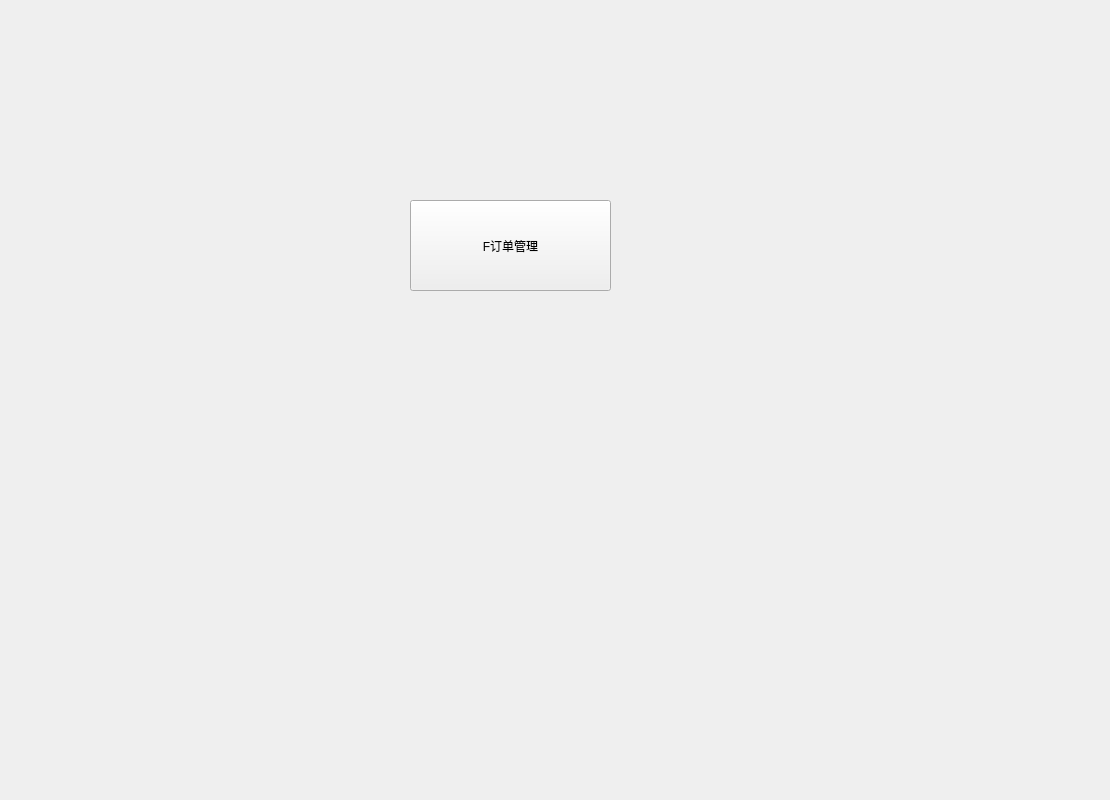
Old version of the form 2_qt/SneakerTraClient/subfans/fanstranscform.ui in the repository IvanNotOnlyFAt/Sneaker.
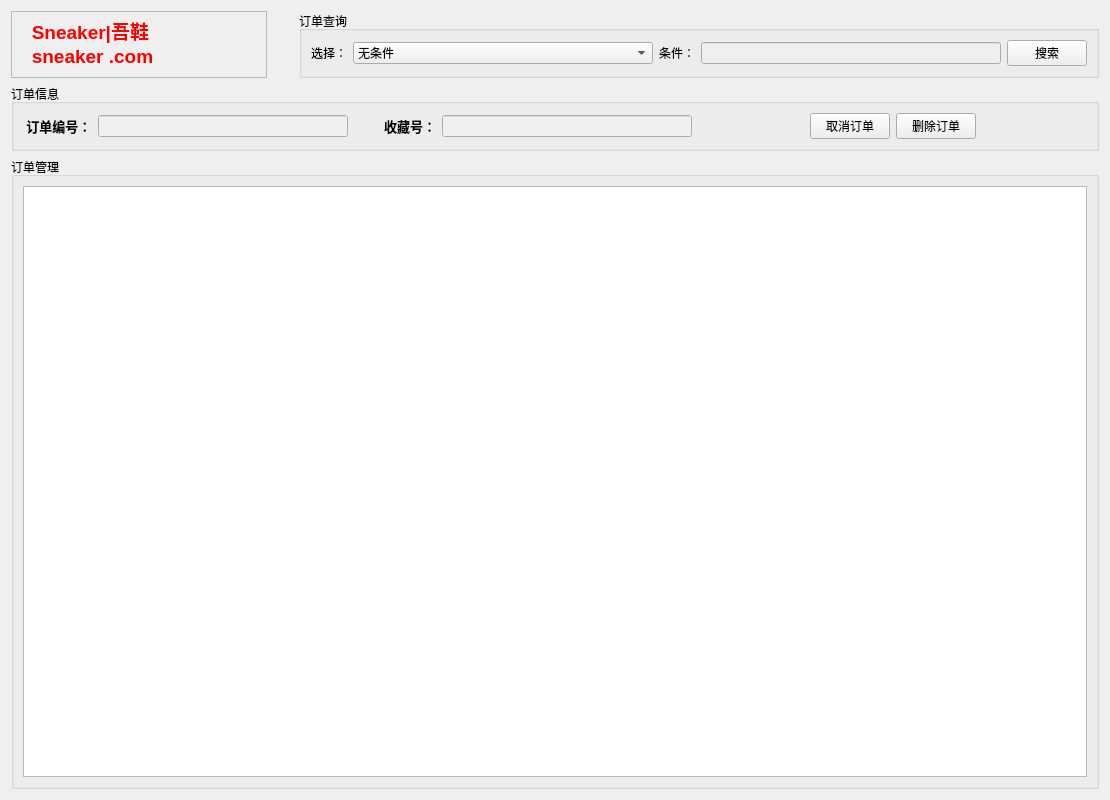
New version of the form.

What changed in the file:
```diff
--- a/2_qt/SneakerTraClient/subfans/fanstranscform.ui
+++ b/2_qt/SneakerTraClient/subfans/fanstranscform.ui
@@ -13,19 +13,307 @@
   <property name="windowTitle">
    <string>Form</string>
   </property>
-  <widget class="QPushButton" name="pushButton">
-   <property name="geometry">
-    <rect>
-     <x>410</x>
-     <y>200</y>
-     <width>201</width>
-     <height>91</height>
-    </rect>
-   </property>
-   <property name="text">
-    <string>F订单管理</string>
-   </property>
-  </widget>
+  <layout class="QGridLayout" name="gridLayout_5">
+   <item row="0" column="0">
+    <layout class="QGridLayout" name="gridLayout_4">
+     <item row="0" column="0">
+      <widget class="QTextBrowser" name="textBrowser">
+       <property name="enabled">
+        <bool>false</bool>
+       </property>
+       <property name="sizePolicy">
+        <sizepolicy hsizetype="Minimum" vsizetype="Ignored">
+         <horstretch>0</horstretch>
+         <verstretch>69</verstretch>
+        </sizepolicy>
+       </property>
+       <property name="html">
+        <string>&lt;!DOCTYPE HTML PUBLIC &quot;-//W3C//DTD HTML 4.0//EN&quot; &quot;http://www.w3.org/TR/REC-html40/strict.dtd&quot;&gt;
+&lt;html&gt;&lt;head&gt;&lt;meta name=&quot;qrichtext&quot; content=&quot;1&quot; /&gt;&lt;style type=&quot;text/css&quot;&gt;
+p, li { white-space: pre-wrap; }
+&lt;/style&gt;&lt;/head&gt;&lt;body style=&quot; font-family:'SimSun'; font-size:9pt; font-weight:400; font-style:normal;&quot;&gt;
+&lt;p style=&quot; margin-top:0px; margin-bottom:0px; margin-left:0px; margin-right:0px; -qt-block-indent:0; text-indent:0px;&quot;&gt;&lt;span style=&quot; font-size:14pt; font-weight:600; color:#ff0000;&quot;&gt;   Sneaker|吾鞋&lt;/span&gt;&lt;/p&gt;
+&lt;p style=&quot; margin-top:0px; margin-bottom:0px; margin-left:0px; margin-right:0px; -qt-block-indent:0; text-indent:0px;&quot;&gt;&lt;span style=&quot; font-size:14pt; font-weight:600; color:#ff0000;&quot;&gt;   sneaker .com&lt;/span&gt;&lt;/p&gt;&lt;/body&gt;&lt;/html&gt;</string>
+       </property>
+      </widget>
+     </item>
+     <item row="0" column="1">
+      <spacer name="verticalSpacer">
+       <property name="orientation">
+        <enum>Qt::Vertical</enum>
+       </property>
+       <property name="sizeType">
+        <enum>QSizePolicy::Minimum</enum>
+       </property>
+       <property name="sizeHint" stdset="0">
+        <size>
+         <width>20</width>
+         <height>10</height>
+        </size>
+       </property>
+      </spacer>
+     </item>
+     <item row="0" column="2">
+      <widget class="QGroupBox" name="groupBox">
+       <property name="enabled">
+        <bool>true</bool>
+       </property>
+       <property name="sizePolicy">
+        <sizepolicy hsizetype="Ignored" vsizetype="Maximum">
+         <horstretch>0</horstretch>
+         <verstretch>0</verstretch>
+        </sizepolicy>
+       </property>
+       <property name="title">
+        <string>订单查询</string>
+       </property>
+       <layout class="QGridLayout" name="gridLayout_3">
+        <item row="0" column="0">
+         <layout class="QHBoxLayout" name="horizontalLayout_2">
+          <item>
+           <widget class="QLabel" name="label">
+            <property name="contextMenuPolicy">
+             <enum>Qt::NoContextMenu</enum>
+            </property>
+            <property name="text">
+             <string>选择：</string>
+            </property>
+           </widget>
+          </item>
+          <item>
+           <widget class="QComboBox" name="cb_condition">
+            <property name="enabled">
+             <bool>true</bool>
+            </property>
+            <property name="sizePolicy">
+             <sizepolicy hsizetype="Expanding" vsizetype="Fixed">
+              <horstretch>0</horstretch>
+              <verstretch>0</verstretch>
+             </sizepolicy>
+            </property>
+            <item>
+             <property name="text">
+              <string>无条件</string>
+             </property>
+            </item>
+            <item>
+             <property name="text">
+              <string>订单号</string>
+             </property>
+            </item>
+           </widget>
+          </item>
+          <item>
+           <widget class="QLabel" name="label_6">
+            <property name="text">
+             <string>条件：</string>
+            </property>
+           </widget>
+          </item>
+          <item>
+           <widget class="QLineEdit" name="le_condition">
+            <property name="enabled">
+             <bool>false</bool>
+            </property>
+            <property name="clearButtonEnabled">
+             <bool>true</bool>
+            </property>
+           </widget>
+          </item>
+          <item>
+           <widget class="QPushButton" name="pb_search">
+            <property name="sizePolicy">
+             <sizepolicy hsizetype="Fixed" vsizetype="Fixed">
+              <horstretch>0</horstretch>
+              <verstretch>0</verstretch>
+             </sizepolicy>
+            </property>
+            <property name="text">
+             <string>搜索</string>
+            </property>
+           </widget>
+          </item>
+         </layout>
+        </item>
+       </layout>
+      </widget>
+     </item>
+     <item row="1" column="0" colspan="3">
+      <widget class="QGroupBox" name="groupBox_3">
+       <property name="title">
+        <string>订单信息</string>
+       </property>
+       <layout class="QGridLayout" name="gridLayout_2">
+        <item row="0" column="0">
+         <layout class="QHBoxLayout" name="horizontalLayout">
+          <item>
+           <widget class="QLabel" name="label_2">
+            <property name="font">
+             <font>
+              <family>Adobe Devanagari</family>
+              <pointsize>10</pointsize>
+              <weight>75</weight>
+              <bold>true</bold>
+             </font>
+            </property>
+            <property name="contextMenuPolicy">
+             <enum>Qt::NoContextMenu</enum>
+            </property>
+            <property name="text">
+             <string> 订单编号：</string>
+            </property>
+           </widget>
+          </item>
+          <item>
+           <widget class="QLineEdit" name="le_transancid">
+            <property name="enabled">
+             <bool>false</bool>
+            </property>
+            <property name="sizePolicy">
+             <sizepolicy hsizetype="Minimum" vsizetype="Fixed">
+              <horstretch>0</horstretch>
+              <verstretch>0</verstretch>
+             </sizepolicy>
+            </property>
+            <property name="minimumSize">
+             <size>
+              <width>250</width>
+              <height>0</height>
+             </size>
+            </property>
+            <property name="alignment">
+             <set>Qt::AlignCenter</set>
+            </property>
+           </widget>
+          </item>
+          <item>
+           <spacer name="horizontalSpacer">
+            <property name="orientation">
+             <enum>Qt::Horizontal</enum>
+            </property>
+            <property name="sizeType">
+             <enum>QSizePolicy::Preferred</enum>
+            </property>
+            <property name="sizeHint" stdset="0">
+             <size>
+              <width>30</width>
+              <height>20</height>
+             </size>
+            </property>
+           </spacer>
+          </item>
+          <item>
+           <widget class="QLabel" name="label_3">
+            <property name="sizePolicy">
+             <sizepolicy hsizetype="Minimum" vsizetype="Preferred">
+              <horstretch>0</horstretch>
+              <verstretch>0</verstretch>
+             </sizepolicy>
+            </property>
+            <property name="font">
+             <font>
+              <family>Adobe Devanagari</family>
+              <pointsize>10</pointsize>
+              <weight>75</weight>
+              <bold>true</bold>
+             </font>
+            </property>
+            <property name="contextMenuPolicy">
+             <enum>Qt::NoContextMenu</enum>
+            </property>
+            <property name="text">
+             <string>收藏号：</string>
+            </property>
+           </widget>
+          </item>
+          <item>
+           <widget class="QLineEdit" name="le_troid">
+            <property name="enabled">
+             <bool>false</bool>
+            </property>
+            <property name="sizePolicy">
+             <sizepolicy hsizetype="Preferred" vsizetype="Fixed">
+              <horstretch>0</horstretch>
+              <verstretch>0</verstretch>
+             </sizepolicy>
+            </property>
+            <property name="minimumSize">
+             <size>
+              <width>250</width>
+              <height>0</height>
+             </size>
+            </property>
+            <property name="alignment">
+             <set>Qt::AlignCenter</set>
+            </property>
+           </widget>
+          </item>
+          <item>
+           <spacer name="horizontalSpacer_2">
+            <property name="orientation">
+             <enum>Qt::Horizontal</enum>
+            </property>
+            <property name="sizeType">
+             <enum>QSizePolicy::MinimumExpanding</enum>
+            </property>
+            <property name="sizeHint" stdset="0">
+             <size>
+              <width>40</width>
+              <height>20</height>
+             </size>
+            </property>
+           </spacer>
+          </item>
+          <item>
+           <widget class="QPushButton" name="pb_closeoder">
+            <property name="text">
+             <string>取消订单</string>
+            </property>
+           </widget>
+          </item>
+          <item>
+           <widget class="QPushButton" name="pb_deleteoder">
+            <property name="text">
+             <string>删除订单</string>
+            </property>
+           </widget>
+          </item>
+          <item>
+           <spacer name="horizontalSpacer_3">
+            <property name="orientation">
+             <enum>Qt::Horizontal</enum>
+            </property>
+            <property name="sizeType">
+             <enum>QSizePolicy::MinimumExpanding</enum>
+            </property>
+            <property name="sizeHint" stdset="0">
+             <size>
+              <width>40</width>
+              <height>20</height>
+             </size>
+            </property>
+           </spacer>
+          </item>
+         </layout>
+        </item>
+       </layout>
+      </widget>
+     </item>
+     <item row="2" column="0" colspan="3">
+      <widget class="QGroupBox" name="groupBox_2">
+       <property name="title">
+        <string>订单管理</string>
+       </property>
+       <layout class="QGridLayout" name="gridLayout">
+        <item row="0" column="0">
+         <widget class="QListWidget" name="listWidget"/>
+        </item>
+       </layout>
+      </widget>
+     </item>
+    </layout>
+   </item>
+  </layout>
  </widget>
  <resources/>
  <connections/>
```
